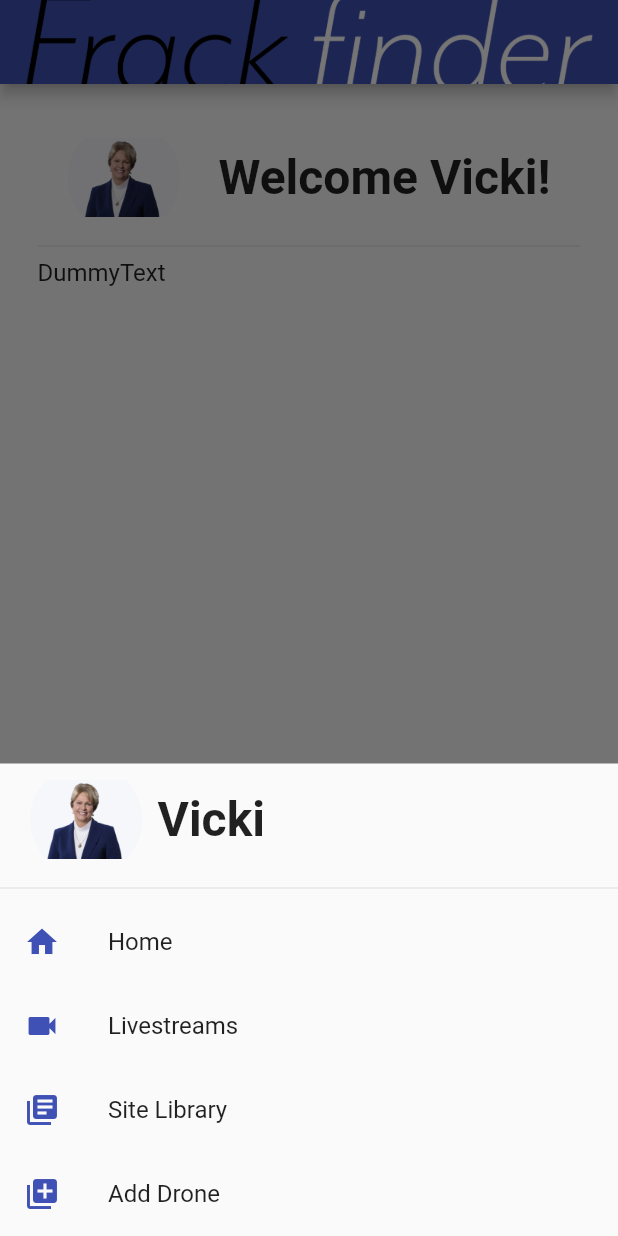
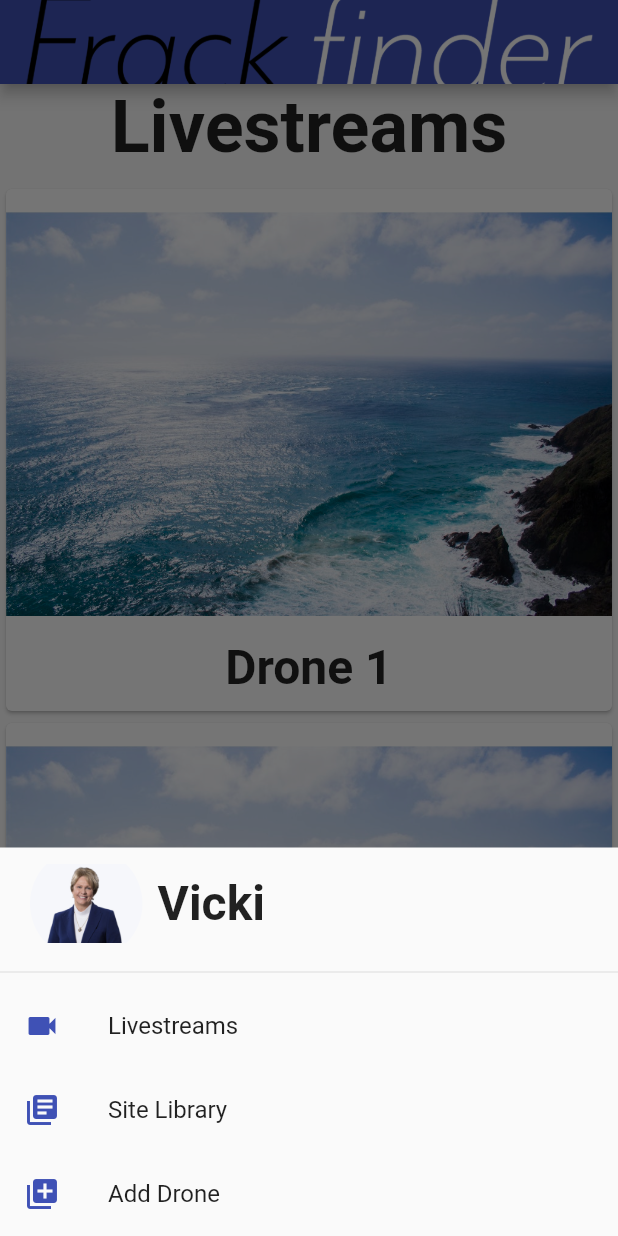
Before and after one commit to Arham4/frackfinder-earthxhack, a Flutter app: the screen it shows after launch, after a tap on "Login", after a tap on the "menu" icon, on a phone screen of 412 x 824 dp. Run offline on Flutter 3.47's test engine with Material 2 defaults, Android fonts, the light colour scheme and no system bars.

Commit message:
Add site library page, site page, and remove home page

```diff
--- a/frackfinder/lib/main.dart
+++ b/frackfinder/lib/main.dart
@@ -1,8 +1,8 @@
 import 'package:flutter/material.dart';
 import 'package:frackfinder/pages/add_drone.dart';
-import 'package:frackfinder/pages/home.dart';
 import 'package:frackfinder/pages/livestreams.dart';
 import 'package:frackfinder/pages/login.dart';
+import 'package:frackfinder/pages/site_library.dart';
 
 void main() => runApp(FrackFinderApp());
 
@@ -16,19 +16,23 @@ class FrackFinderApp extends StatelessWidget {
       ),
       routes: {
         '/': (BuildContext context) => LoginPage(),
-        '/home': (BuildContext context) => HomePage(),
         '/add_drone': (BuildContext context) => AddDronePage(),
         '/livestreams': (BuildContext context) => LivestreamsPage(),
+        '/site_library': (BuildContext context) => SiteLibraryPage(),
       },
       onGenerateRoute: (RouteSettings settings) {
         final List<String> pathElements = settings.name.split('/');
         if (pathElements[0] != '') {
           return null;
-        }
-        if (pathElements[1] == 'livestream') {
+        } else if (pathElements[1] == 'livestream') {
           final int index = int.parse(pathElements[2]);
           return MaterialPageRoute<bool>(
             builder: (BuildContext context) => LivestreamPage(id: index),
+          );
+        } else if (pathElements[1] == 'site') {
+          final int index = int.parse(pathElements[2]);
+          return MaterialPageRoute<bool>(
+            builder: (BuildContext context) => SitePage(index),
           );
         }
         return null;
--- a/frackfinder/lib/page.dart
+++ b/frackfinder/lib/page.dart
@@ -67,14 +67,6 @@ class _PageState extends State<Page> {
             ),
             ListTile(
               leading: Icon(
-                Icons.home,
-                color: Theme.of(context).primaryColor,
-              ),
-              title: Text('Home'),
-              onTap: () => _navigateToNamed('/home'),
-            ),
-            ListTile(
-              leading: Icon(
                 Icons.videocam,
                 color: Theme.of(context).primaryColor,
               ),
@@ -87,7 +79,7 @@ class _PageState extends State<Page> {
                 color: Theme.of(context).primaryColor,
               ),
               title: Text('Site Library'),
-              onTap: () => _navigateToNamed('/library'),
+              onTap: () => _navigateToNamed('/site_library'),
             ),
             ListTile(
               leading: Icon(
--- a/frackfinder/lib/pages/home.dart
+++ /dev/null
@@ -1,32 +0,0 @@
-import 'package:flutter/material.dart';
-import 'package:frackfinder/page.dart';
-
-class HomePage extends StatefulWidget {
-  @override
-  State<StatefulWidget> createState() {
-    return HomePageState();
-  }
-}
-
-class HomePageState extends State<HomePage> {
-  @override
-  Widget build(BuildContext context) {
-    return Page(
-      pageName: '/home',
-      body: ListView(
-        padding: EdgeInsets.all(25),
-        children: <Widget>[
-          ProfileWidget(
-            Image.asset("images/dummy_profile_picture.jpg"),
-            'Welcome Vicki!',
-            MainAxisAlignment.spaceBetween,
-          ),
-          Text(
-            "DummyText",
-            style: TextStyle(fontSize: 16),
-          ),
-        ],
-      ),
-    );
-  }
-}
--- a/frackfinder/lib/pages/login.dart
+++ b/frackfinder/lib/pages/login.dart
@@ -29,7 +29,7 @@ class LoginPage extends StatelessWidget {
               ),
               RaisedButton(
                 onPressed: () {
-                  Navigator.of(context).pushReplacementNamed('/home');
+                  Navigator.of(context).pushReplacementNamed('/livestreams');
                 },
                 child: Text('Login'),
                 textColor: Colors.white,
--- a/frackfinder/pubspec.yaml
+++ b/frackfinder/pubspec.yaml
@@ -47,6 +47,10 @@ flutter:
    - images/dummy_profile_picture.jpg
    - images/logo_text.png
    - images/dummy_drone_view.jpg
+   - images/site_1.jpg
+   - images/site_2.jpg
+   - images/site_3.jpg
+   - images/site_4.jpg
   #  - images/a_dot_ham.jpeg
 
   # An image asset can refer to one or more resolution-specific "variants", see
```
Also changed, not shown: frackfinder/lib/droneview/drone_view_controller.dart (+5 -8 lines), frackfinder/lib/pages/site_library.dart (added, +170 -0 lines), frackfinder/images/site_1.jpg (added), frackfinder/images/site_2.jpg (added), frackfinder/images/site_3.jpg (added), frackfinder/images/site_4.jpg (added), 1 other file.
